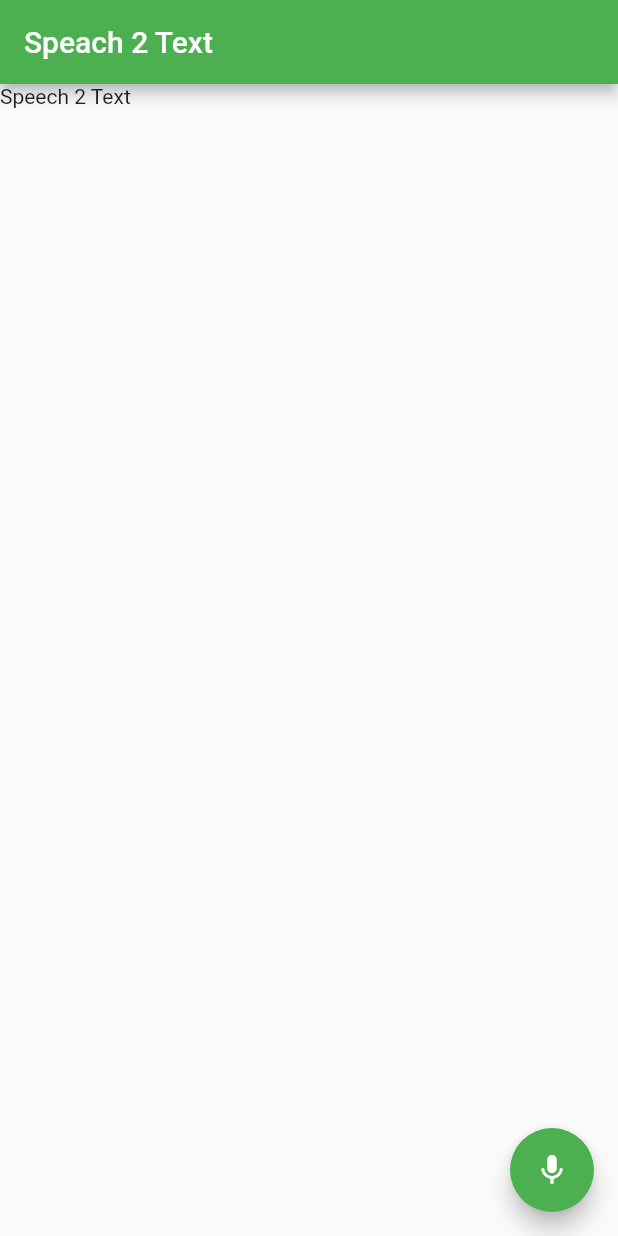
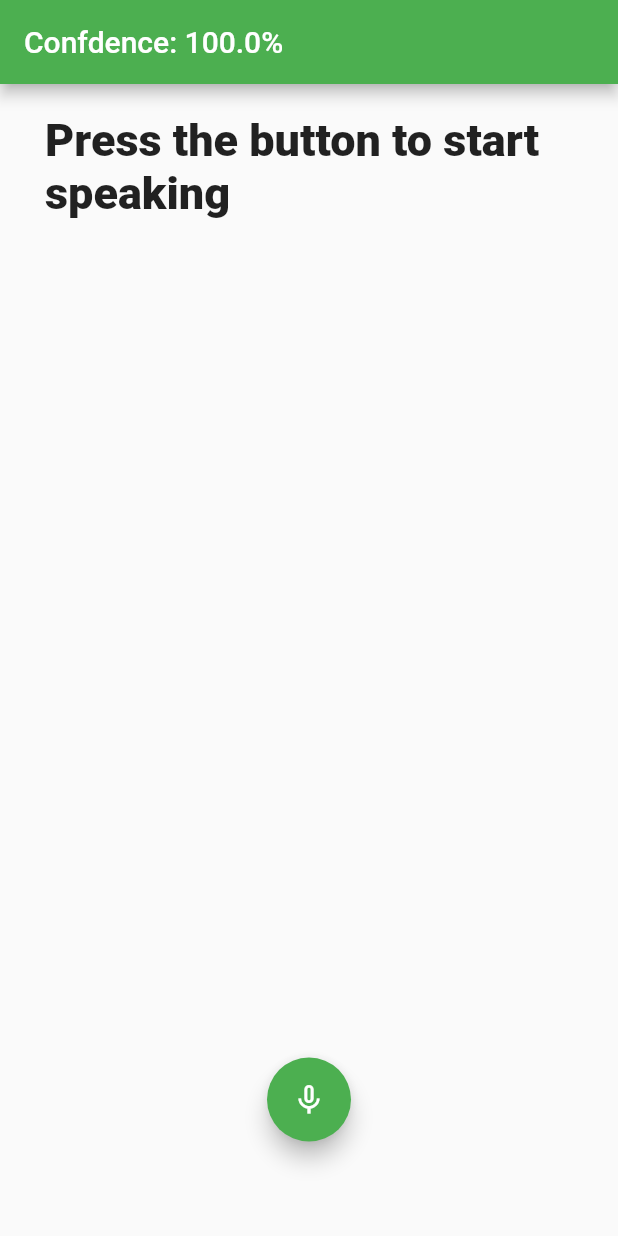
Before and after one commit to Abhiram-RK/Speach-tp-Text, a Flutter app: the screen it shows after launch, on a phone screen of 412 x 824 dp. Run offline on Flutter 3.47's test engine with Material 2 defaults, Android fonts, the phone set to English and light mode, and no system bars; drawn by our look-alikes of avatar_glow; our stand-ins replace speech_to_text.

Commit message:
speech recognized

```diff
--- a/lib/main.dart
+++ b/lib/main.dart
@@ -1,4 +1,9 @@
+import 'package:avatar_glow/avatar_glow.dart';
 import 'package:flutter/material.dart';
+import 'package:speech_to_text/speech_to_text.dart' as stt;
+import 'package:speech_to_text/speech_to_text.dart';
+
+
 
 void main() {
   runApp(MaterialApp(
@@ -7,6 +12,9 @@ void main() {
       primarySwatch: Colors.green,
       visualDensity: VisualDensity.adaptivePlatformDensity,
     ),
+    routes: <String, WidgetBuilder>{
+
+    }
   ));
 }
 
@@ -16,26 +24,80 @@ class MyApp extends StatefulWidget {
 }
 
 class _MyAppState extends State<MyApp> {
+  double confidence = 1.0;
+  SpeechToText speech = SpeechToText();
+  bool isListening = false;
+  String text = "Press the button to start speaking";
+
   @override
   @override
   Widget build(BuildContext context) {
     return new Scaffold(
-      floatingActionButton: FloatingActionButton(
-        onPressed: () {  },
-        child: Icon(Icons.mic),
+      floatingActionButtonLocation: FloatingActionButtonLocation.centerFloat,
+      floatingActionButton: AvatarGlow(
+        endRadius: 75,
+        animate: isListening,
+        glowColor: Theme.of(context).primaryColor,
+        duration:  Duration(milliseconds: 2000),
+        repeatPauseDuration:  Duration(milliseconds: 100),
+        repeat: true,
+        child: FloatingActionButton(
+          onPressed: listen,
+          child: Icon(isListening ? Icons.mic : Icons.mic_none),
+        ),
       ),
       appBar: AppBar(
-        title: Text("Speach 2 Text"),
+        title: Text("Confdence: ${(confidence * 100.0).toStringAsFixed(1)}%"),
       ),
-      body: Container(
+      body: SingleChildScrollView(
         child: Container(
+          margin: EdgeInsets.symmetric(horizontal: 30, vertical: 20),
           child: Column(children: <Widget>[
             Container(
-              child: Text("Speech 2 Text"),
-            )
+              child: Text(text,
+                style: TextStyle(fontSize: 30, fontWeight: FontWeight.w800),
+              ),
+            ),
+            // Container(
+            //   child: TextField(
+            //     decoration: InputDecoration(
+            //       labelText: "Speek to search",
+            //       suffixIcon: IconButton(
+            //         icon: Icon(Icons.mic),
+            //         onPressed: ,
+            //       )
+            //     ),
+            //   ),
+            // ),
           ]),
         ),
       ),
     );
   }
+
+  void listen() async {
+    if (!isListening) {
+      bool available = await speech.initialize(
+        onStatus: (val) => print('onStatus: $val'),
+        onError: (val) => print('onError: $val'),
+      );
+      if (available) {
+        setState(() => isListening = true);
+        speech.listen(
+          onResult: (val) => setState(() {
+            text = val.recognizedWords;
+            print("ok $text");
+            if (val.hasConfidenceRating && val.confidence > 0) {
+              confidence = val.confidence;
+            }
+          }),
+        );
+      }
+    } else {
+      setState(() => isListening = false);
+      print("not ok");
+      speech.stop();
+    }
+  }
+
 }
--- a/pubspec.yaml
+++ b/pubspec.yaml
@@ -31,6 +31,7 @@ dependencies:
   speech_to_text: ^4.2.1
   highlight_text: ^1.0.0
   avatar_glow: ^2.0.1
+  speech_recognition: ^0.3.0+1
 
 dev_dependencies:
   flutter_test:
```
Also changed, not shown: pubspec.lock, 2 other files.
